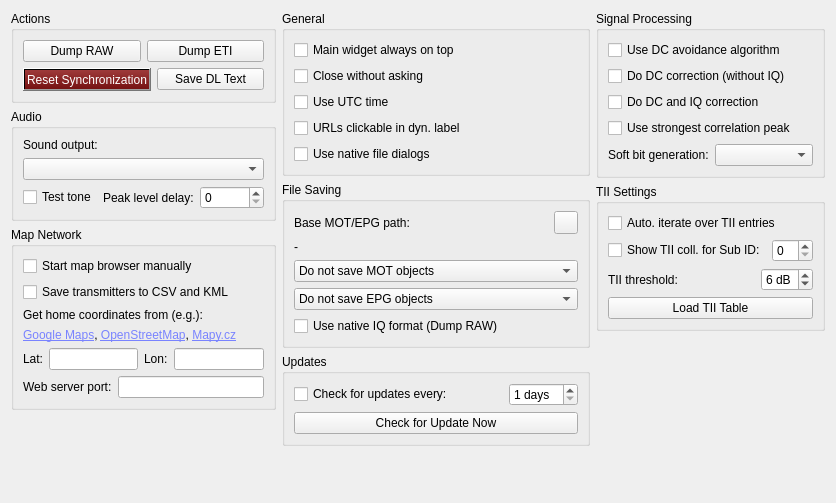
This is src/base/forms/configuration.ui in tomneda/DABstar as Qt 5 draws it before an edit. The edited form follows.
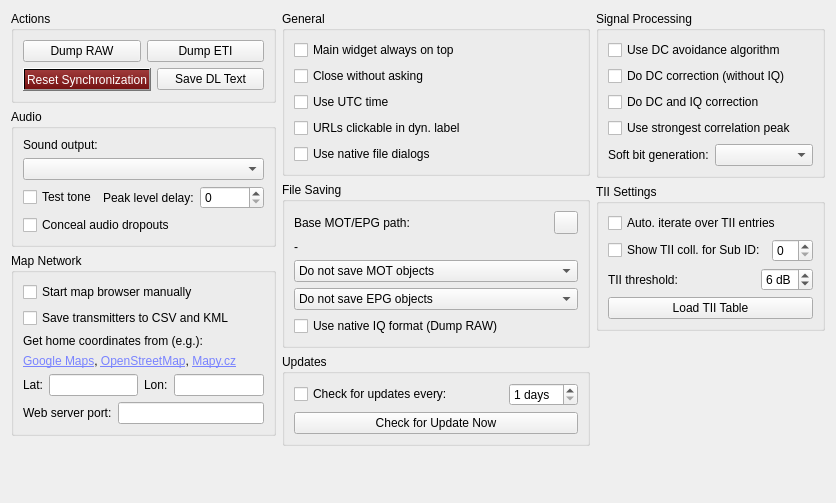
This is the edited form. Icons and pictures are not drawn.

Commit message:
Add toggle for audio concealment in settings
Enable users to switch between packet-loss concealment and silence for lost audio frames. Update related UI and configuration.

```diff
--- a/src/base/forms/configuration.ui
+++ b/src/base/forms/configuration.ui
@@ -132,6 +132,16 @@
             </item>
            </layout>
           </item>
+          <item>
+           <widget class="QCheckBox" name="cbAudioConcealment">
+            <property name="toolTip">
+             <string>&lt;html&gt;&lt;head/&gt;&lt;body&gt;&lt;p&gt;Conceal short audio dropouts caused by reception errors.&lt;/p&gt;&lt;p&gt;When &lt;b&gt;enabled&lt;/b&gt;, a lost audio frame is replaced by a synthesised frame instead of leaving a gap, reducing clicks and interruptions. The concealment method depends on the AAC decoder this build uses:&lt;/p&gt;&lt;ul&gt;&lt;li&gt;&lt;b&gt;FDK-AAC&lt;/b&gt;: spectral-domain concealment built into the decoder - seamless, click-free and the better sounding option (recommended, if available in this build).&lt;/li&gt;&lt;li&gt;&lt;b&gt;FAAD&lt;/b&gt;: pitch-synchronous extrapolation of the last good frame in the PCM domain - good, but not as clean as FDK-AAC.&lt;/li&gt;&lt;/ul&gt;&lt;p&gt;When &lt;b&gt;disabled&lt;/b&gt;, lost frames are left as gaps (no audio is inserted), as in earlier versions.&lt;/p&gt;&lt;/body&gt;&lt;/html&gt;</string>
+            </property>
+            <property name="text">
+             <string>Conceal audio dropouts</string>
+            </property>
+           </widget>
+          </item>
          </layout>
         </widget>
        </item>
```
Left out of the diff: 4 changed lines with no effect on the pictures. The commit also changes 3 other files.
